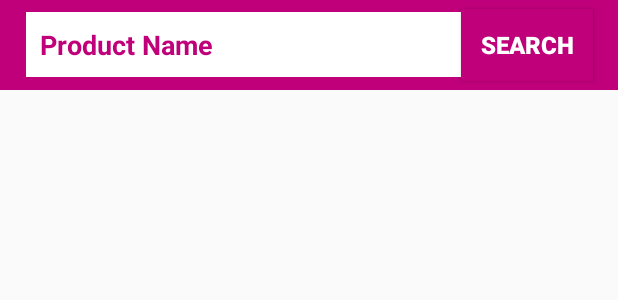
After one commit to Reginald077/FLICK-PRO-APP, an Android app: the layout activity_search_product.xml on its own in the app's theme, with its tools: preview values and no code run, on a phone screen of 412 x 824 dp. The commit adds this screen. Shown: the top 300 px of the screen. Run offline under Robolectric (Android 15) with nearby library versions, the phone set to English and light mode, and no system bars.

Commit message:
Created the search activity

```diff
--- a/app/src/main/java/uk/tees/ac/c2360663/FLICKSPROAPP/HomeActivity.java
+++ b/app/src/main/java/uk/tees/ac/c2360663/FLICKSPROAPP/HomeActivity.java
@@ -199,9 +199,10 @@ public class HomeActivity extends AppCompatActivity
             Intent intent = new Intent(HomeActivity.this, CartActivity.class);
             startActivity(intent);
         }
-        else if (id == R.id.nav_orders)
+        else if (id == R.id.nav_search)
         {
-
+            Intent intent = new Intent(HomeActivity.this, SearchProductActivity.class);
+            startActivity(intent);
         }
         else if (id == R.id.nav_categories)
         {
--- /dev/null
+++ b/app/src/main/res/layout/activity_search_product.xml
@@ -0,0 +1,57 @@
+<?xml version="1.0" encoding="utf-8"?>
+<RelativeLayout
+    xmlns:android="http://schemas.android.com/apk/res/android"
+    xmlns:app="http://schemas.android.com/apk/res-auto"
+    xmlns:tools="http://schemas.android.com/tools"
+    android:layout_width="match_parent"
+    android:layout_height="match_parent"
+    tools:context=".SearchProductActivity">
+
+    <RelativeLayout
+        android:id="@+id/r5"
+        android:layout_width="match_parent"
+        android:layout_height="60dp"
+        android:background="@color/colorPrimaryDark"
+        android:layout_alignParentTop="true"
+        android:layout_centerHorizontal="true">
+
+        <EditText
+            android:id="@+id/search_product_name"
+            android:layout_width="290dp"
+            android:layout_height="wrap_content"
+            android:hint="Product Name"
+            android:textSize="18dp"
+            android:textStyle="bold"
+            android:background="@android:color/white"
+            android:padding="9dp"
+            android:layout_marginStart="17dp"
+            android:layout_centerVertical="true"
+            android:textColorHint="@color/colorPrimaryDark"
+            />
+
+        <Button
+            android:id="@+id/search_btn"
+            android:layout_width="wrap_content"
+            android:layout_height="wrap_content"
+            android:text="Search"
+            android:textColor="@android:color/white"
+            android:textSize="16dp"
+            android:textStyle="bold"
+            android:padding="9dp"
+            android:layout_centerInParent="true"
+            android:background="@color/colorPrimaryDark"
+            android:layout_toRightOf="@+id/search_product_name"
+            />
+
+    </RelativeLayout>
+
+
+
+    <androidx.recyclerview.widget.RecyclerView
+        android:id="@+id/search_list"
+        android:layout_width="match_parent"
+        android:layout_height="match_parent"
+        android:layout_below="@+id/r5">
+    </androidx.recyclerview.widget.RecyclerView>
+
+</RelativeLayout>
--- a/app/src/main/res/menu/activity_main_drawer.xml
+++ b/app/src/main/res/menu/activity_main_drawer.xml
@@ -10,9 +10,9 @@
             android:title="Cart"
             android:iconTint="@android:color/white"/>
         <item
-            android:id="@+id/nav_orders"
+            android:id="@+id/nav_search"
             android:icon="@drawable/orders"
-            android:title="Orders"
+            android:title="Search"
             android:iconTint="@android:color/white"/>
         <item
             android:id="@+id/nav_categories"
```
Also changed, not shown: app/src/main/AndroidManifest.xml (+6 -3 lines), app/src/main/java/uk/tees/ac/c2360663/FLICKSPROAPP/SearchProductActivity.java (added, +29 -0 lines).
